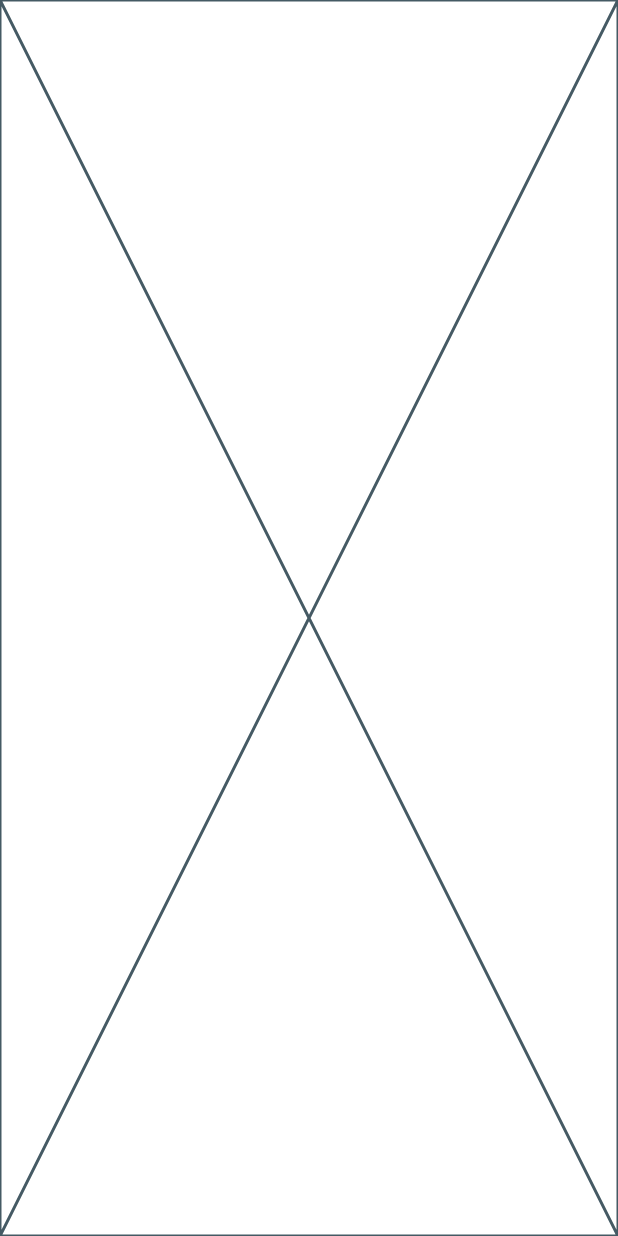
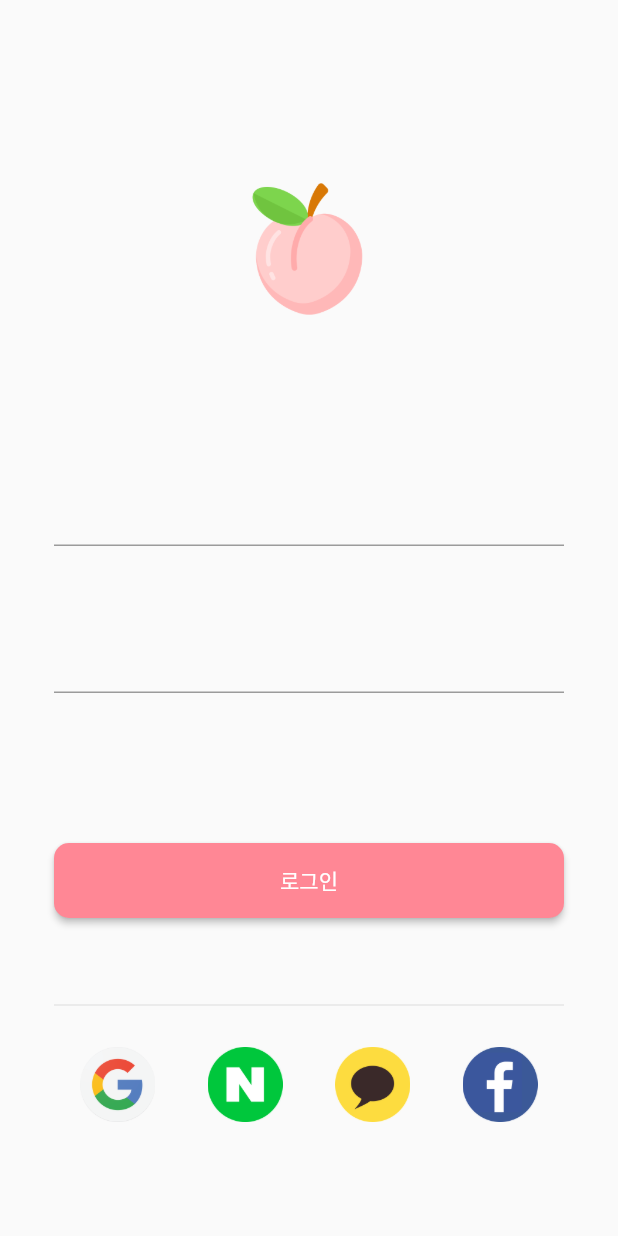
Before and after one commit to bbarkse93/OAuth-study, a Flutter app: the screen it shows after launch, on a phone screen of 412 x 824 dp. Run offline on Flutter 3.47's test engine with Material 2 defaults, Android fonts, the phone set to English and light mode, and no system bars.

Commit message:
로그인 페이지

```diff
--- a/lib/_core/constants/move.dart
+++ b/lib/_core/constants/move.dart
@@ -1,6 +1,6 @@
 import 'package:flutter/material.dart';
 import 'package:oauth_study/ui/pages/auth/join_page.dart';
-import 'package:oauth_study/ui/pages/auth/login_page.dart';
+import 'package:oauth_study/ui/pages/auth/login_page/login_page.dart';
 import 'package:oauth_study/ui/pages/product/product_list_page.dart';
 
 class Move {
@@ -12,7 +12,7 @@ class Move {
 Map<String, Widget Function(BuildContext)> getRouters() {
   return {
     Move.loginPage: (context) => const LoginPage(),
-    Move.loginPage: (context) => const JoinPage(),
-    Move.loginPage: (context) => const ProductListPage(),
+    Move.joinPage: (context) => const JoinPage(),
+    Move.productListPage: (context) => const ProductListPage(),
   };
 }
--- a/lib/_core/constants/size.dart
+++ b/lib/_core/constants/size.dart
@@ -5,6 +5,7 @@ const double smallGap = 10.0;
 const double mediumGap = 20.0;
 const double largeGap = 50.0;
 const double xlargeGap = 100.0;
+const double defaultPadding = 16.0;
 
 double getScreenWidth(BuildContext context) {
   return MediaQuery.of(context).size.width;
--- /dev/null
+++ b/lib/ui/components/custom_social_login.dart
@@ -0,0 +1,44 @@
+import 'package:flutter/material.dart';
+
+class CustomSocialLoginButton extends StatelessWidget {
+  const CustomSocialLoginButton({
+    super.key,
+  });
+
+  @override
+  Widget build(BuildContext context) {
+    return Row(
+      mainAxisAlignment: MainAxisAlignment.spaceAround,
+      children: [
+        InkWell(
+          child: Image.asset(
+            "assets/google.png",
+            height: 50,
+          ),
+          onTap: () {},
+        ),
+        InkWell(
+          child: Image.asset(
+            "assets/naver.png",
+            height: 50,
+          ),
+          onTap: () {},
+        ),
+        InkWell(
+          child: Image.asset(
+            "assets/kakao.png",
+            height: 50,
+          ),
+          onTap: () {},
+        ),
+        InkWell(
+          child: Image.asset(
+            "assets/facebook.png",
+            height: 50,
+          ),
+          onTap: () {},
+        ),
+      ],
+    );
+  }
+}
--- a/lib/ui/pages/auth/join_page.dart
+++ b/lib/ui/pages/auth/join_page.dart
@@ -5,6 +5,10 @@ class JoinPage extends StatelessWidget {
 
   @override
   Widget build(BuildContext context) {
-    return const Placeholder();
+    return Scaffold(
+      body: Container(
+        child: Text("join"),
+      ),
+    );
   }
 }
--- a/lib/ui/pages/auth/login_page.dart
+++ b/lib/ui/pages/auth/login_page/login_page.dart
@@ -1,10 +1,13 @@
 import 'package:flutter/material.dart';
+import 'package:oauth_study/ui/pages/auth/login_page/widgets/login_body.dart';
 
 class LoginPage extends StatelessWidget {
   const LoginPage({super.key});
 
   @override
   Widget build(BuildContext context) {
-    return const Placeholder();
+    return Scaffold(
+      body: LoginBody(),
+    );
   }
 }
--- /dev/null
+++ b/lib/ui/pages/auth/login_page/widgets/login_body.dart
@@ -0,0 +1,34 @@
+import 'package:flutter/material.dart';
+import 'package:oauth_study/_core/constants/size.dart';
+import 'package:oauth_study/ui/components/custom_social_login.dart';
+import 'package:oauth_study/ui/pages/auth/login_page/widgets/login_form.dart';
+
+class LoginBody extends StatelessWidget {
+  const LoginBody({
+    super.key,
+  });
+
+  @override
+  Widget build(BuildContext context) {
+    return Padding(
+      padding: const EdgeInsets.all(defaultPadding),
+      child: ListView(
+        padding: EdgeInsets.symmetric(horizontal: mediumGap),
+        children: [
+          SizedBox(height: xlargeGap),
+          SizedBox(
+            width: 100,
+            height: 100,
+            child: Image.asset("assets/logo.png"),
+          ),
+          SizedBox(height: xlargeGap),
+          LoginForm(),
+          SizedBox(height: largeGap),
+          Divider(),
+          SizedBox(height: mediumGap),
+          CustomSocialLoginButton()
+        ],
+      ),
+    );
+  }
+}
--- /dev/null
+++ b/lib/ui/pages/auth/login_page/widgets/login_form.dart
@@ -0,0 +1,33 @@
+import 'package:flutter/material.dart';
+import 'package:oauth_study/_core/constants/size.dart';
+
+class LoginForm extends StatelessWidget {
+  const LoginForm({
+    super.key,
+  });
+
+  @override
+  Widget build(BuildContext context) {
+    return Form(
+      child: Column(
+        children: [
+          TextFormField(),
+          SizedBox(height: largeGap),
+          TextFormField(),
+          SizedBox(height: xlargeGap),
+          ElevatedButton(
+            style: ElevatedButton.styleFrom(
+              minimumSize: Size(double.infinity, 50),
+              shape: RoundedRectangleBorder(
+                borderRadius: BorderRadius.circular(10),
+              ),
+              backgroundColor: Color.fromRGBO(255, 135, 149, 1),
+            ),
+            child: Text("로그인"),
+            onPressed: () {},
+          ),
+        ],
+      ),
+    );
+  }
+}
--- a/lib/ui/pages/product/product_list_page.dart
+++ b/lib/ui/pages/product/product_list_page.dart
@@ -5,6 +5,10 @@ class ProductListPage extends StatelessWidget {
 
   @override
   Widget build(BuildContext context) {
-    return const Placeholder();
+    return Scaffold(
+      body: Container(
+        child: Center(child: Text("productList")),
+      ),
+    );
   }
 }
```
Also changed, not shown: assets/facebook.png (added), assets/google.png (added), assets/kakao.png (added), assets/kakao_login.png (deleted), assets/logo.png (added), assets/naver.png (added).
